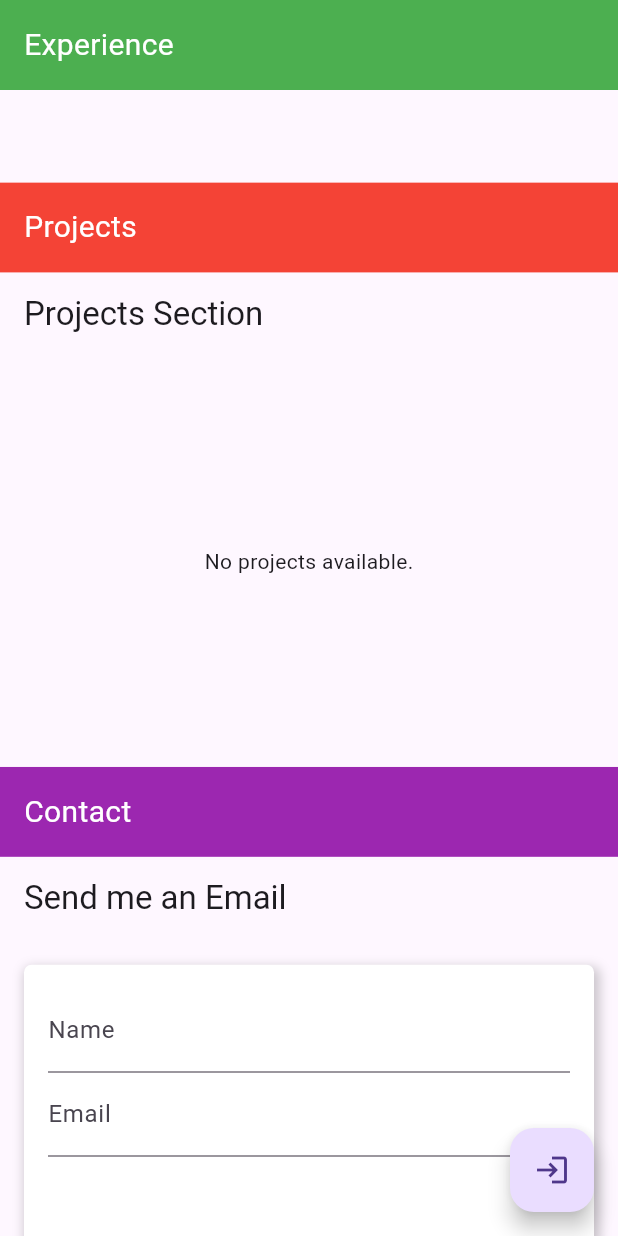
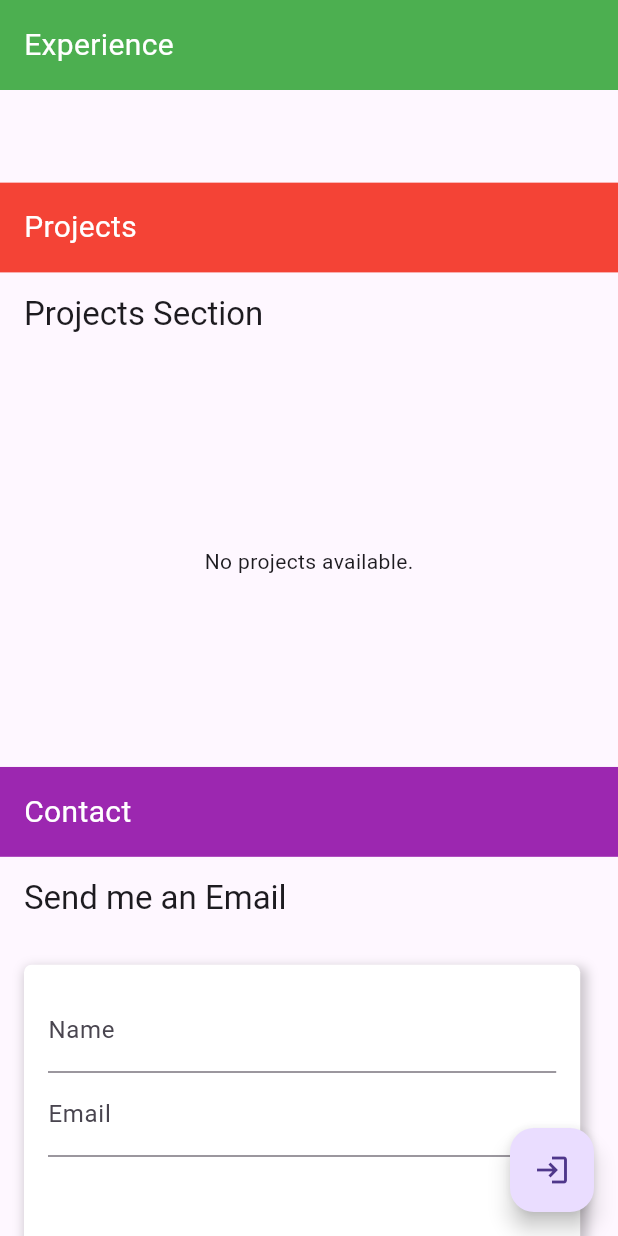
Before and after one commit to Hidayattullah/porto_cv, a Flutter app: the screen it shows after launch, scrolled down 1152 dp, on a phone screen of 412 x 824 dp. Run offline on Flutter 3.47's test engine with Material 3 defaults, Android fonts, the phone set to English and light mode, and no system bars; our stand-ins replace cloud_firestore, equatable, firebase_auth, firebase_core, flutter_bloc, flutter_sticky_header and 1 more; accounts and stored records are empty; statements that could not run were skipped.

Commit message:
memeprbaiki beberapa bug

```diff
--- a/lib/presentation/pages/contact/contact_sec.dart
+++ b/lib/presentation/pages/contact/contact_sec.dart
@@ -23,6 +23,10 @@ class _ContactSecState extends State<ContactSec> {
 
   @override
   Widget build(BuildContext context) {
+    // Dapatkan ukuran layar secara dinamis
+    final screenHeight = MediaQuery.of(context).size.height;
+    final screenWidth = MediaQuery.of(context).size.width;
+
     return Scaffold(
       appBar: AppBar(
         title: const Text('Send me an Email'),
@@ -46,9 +50,17 @@ class _ContactSecState extends State<ContactSec> {
           ),
         ],
       ),
-      body: Padding(
+      body: SingleChildScrollView(
+        child: ConstrainedBox(
+          constraints: BoxConstraints(
+            minHeight: screenHeight, // Set minimum height sesuai dengan tinggi layar
+          ),
+          child: Padding(
             padding: const EdgeInsets.all(16.0),
-        child: Container(
+            child: Column(
+              children: [
+                Container(
+                  width: screenWidth * 0.9, // Set width sesuai ukuran layar
                   decoration: BoxDecoration(
                     color: Colors.white,
                     borderRadius: BorderRadius.circular(5.0),
@@ -133,6 +145,10 @@ class _ContactSecState extends State<ContactSec> {
                     ),
                   ),
                 ),
+              ],
+            ),
+          ),
+        ),
       ),
     );
   }
--- a/lib/presentation/pages/experience/experience_sec.dart
+++ b/lib/presentation/pages/experience/experience_sec.dart
@@ -38,6 +38,15 @@ class _ExperienceSecState extends State<ExperienceSec> {
 
   @override
   Widget build(BuildContext context) {
+    // Mengambil ukuran layar
+    final screenWidth = MediaQuery.of(context).size.width;
+    final screenHeight = MediaQuery.of(context).size.height;
+
+    // Mengatur padding dan ukuran font yang responsif berdasarkan ukuran layar
+    final double horizontalPadding = screenWidth > 600 ? 50.0 : 20.0; // Lebih kecil di mobile
+    final double verticalPadding = screenWidth > 600 ? 40.0 : 20.0;   // Lebih kecil di mobile
+    // final double fontSize = screenWidth > 600 ? 20.0 : 16.0;          // Lebih kecil di mobile
+
     return Scaffold(
       appBar: AppBar(
         title: const Text('Experience Section'),
@@ -49,7 +58,7 @@ class _ExperienceSecState extends State<ExperienceSec> {
                 showDialog(
                   context: context,
                   builder: (context) => ExperienceForm(
-                    onAddExperience: (newExperience) { // Ubah dari onSubmit ke onAddExperience
+                    onAddExperience: (newExperience) {
                       context.read<ExperienceCubit>().addNewExperience(newExperience);
                     },
                   ),
@@ -58,7 +67,19 @@ class _ExperienceSecState extends State<ExperienceSec> {
             ),
         ],
       ),
-      body: const ExperienceListBody(),
+      body: Container(
+        height: screenHeight, // Menjamin setiap section mengambil tinggi penuh layar
+        padding: EdgeInsets.symmetric(horizontal: horizontalPadding, vertical: verticalPadding),
+        child: const Column(
+          crossAxisAlignment: CrossAxisAlignment.start,
+          children: [
+            SizedBox(height: 20),
+            Expanded(
+              child: ExperienceListBody(), // Daftar pengalaman kerja
+            ),
+          ],
+        ),
+      ),
     );
   }
 }
--- a/lib/presentation/pages/project/project_tabel.dart
+++ b/lib/presentation/pages/project/project_tabel.dart
@@ -12,6 +12,7 @@ class ProjectTable extends StatelessWidget {
 
   @override
   Widget build(BuildContext context) {
+
     return Scaffold(
       appBar: AppBar(
         title: const Text('Projects Table'),
@@ -53,7 +54,12 @@ class ProjectTable extends StatelessWidget {
                       return const SizedBox.shrink();
                     },
                   ),
+                  // Membungkus DataTable dengan SingleChildScrollView untuk horizontal scrolling
                   Expanded(
+                    child: SingleChildScrollView(
+                      scrollDirection: Axis.horizontal,
+                      child: SingleChildScrollView(
+                        scrollDirection: Axis.vertical,
                         child: BlocBuilder<AuthCubit, AuthState>(
                           builder: (context, authState) {
                             bool isAuthenticated = authState is AuthAuthenticated;
@@ -112,6 +118,8 @@ class ProjectTable extends StatelessWidget {
                           },
                         ),
                       ),
+                    ),
+                  ),
                 ],
               ),
             );
```
Lines whose indentation alone changed are shown as unchanged.
